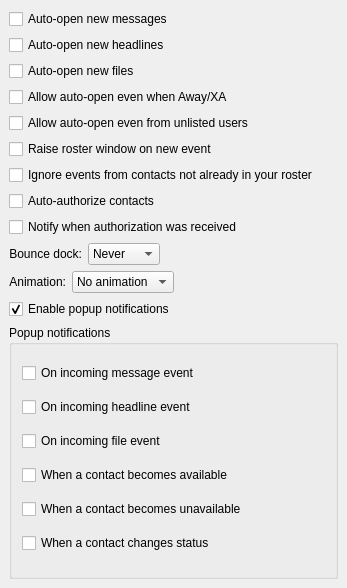
psi-im/psi, file src/options/opt_events.ui: the form before one commit.
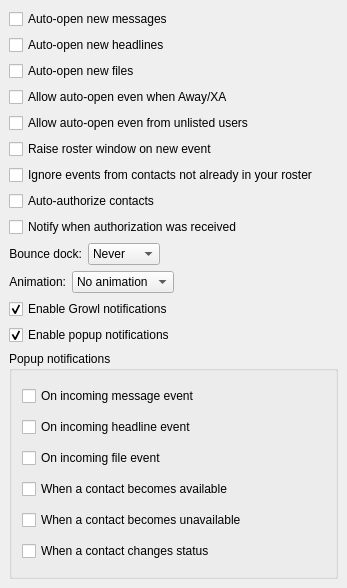
The form after the commit.

Commit message: make growl optional from within psi

```diff
--- a/src/options/opt_events.ui
+++ b/src/options/opt_events.ui
@@ -192,6 +192,16 @@
      </item>
     </layout>
    </item>
+   <item>
+    <widget class="QCheckBox" name="ck_growl" >
+     <property name="text" >
+      <string>Enable Growl notifications</string>
+     </property>
+     <property name="checked" >
+      <bool>true</bool>
+     </property>
+    </widget>
+   </item>
    <item>
     <widget class="QCheckBox" name="ck_popupOn" >
      <property name="text" >
```
Left out of the diff: 1 changed line with no effect on the pictures. The commit also changes 3 other files.
